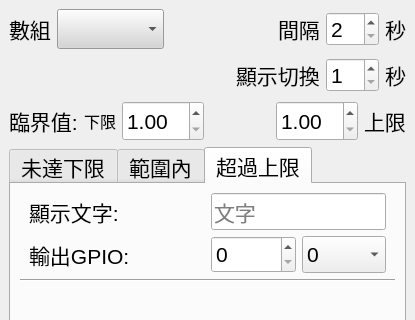
The window that src/common/cEdit/EditTxObj.ui (roger0816/BoardT) describes before a commit, drawn with Qt 5; both pictures show x 0 to 415 and y 0 to 320 of the 415 by 684 pixel window.
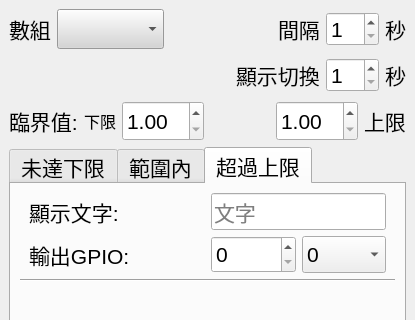
The same window after the commit.

What changed in the file:
```diff
--- a/src/common/cEdit/EditTxObj.ui
+++ b/src/common/cEdit/EditTxObj.ui
@@ -196,7 +196,7 @@
                </font>
               </property>
               <property name="minimum">
-               <number>2</number>
+               <number>1</number>
               </property>
              </widget>
             </item>
```
